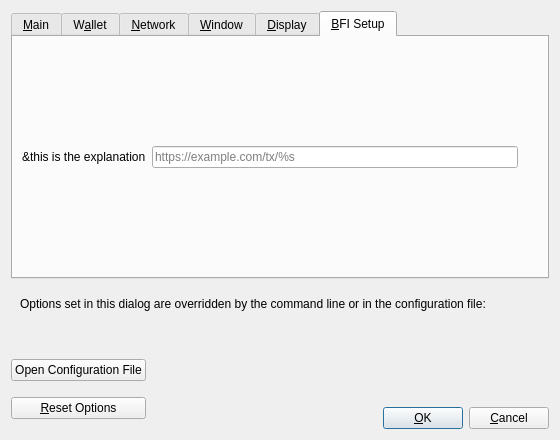
Before: the Qt Designer form src/qt/forms/optionsdialog.ui in VeriBlock/b, drawn with Qt 5.
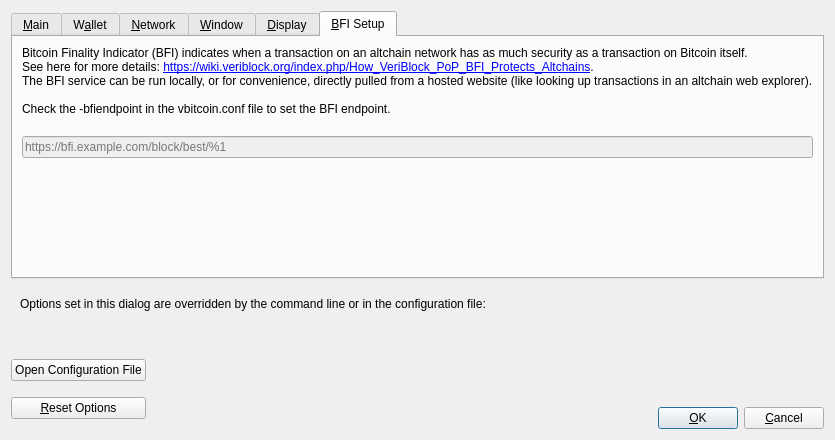
After: the same form once the commit is applied. The open tabs and pages were chosen to show the change. Custom widgets are drawn as their Qt base class.

Patch:
```diff
--- a/src/qt/forms/optionsdialog.ui
+++ b/src/qt/forms/optionsdialog.ui
@@ -716,15 +716,20 @@
       </attribute>
       <layout class="QVBoxLayout" name="verticalLayout_BFI">
        
-	    <item>
-        <layout class="QHBoxLayout" name="horizontalLayout_BFI">
-         <item>
+	<item>
           <widget class="QLabel" name="bfiInfoLabel">
            <property name="toolTip">
             <string>........ This is the data tool tip </string>
            </property>
+           <property name="textFormat">
+            <enum>Qt::RichText</enum>
+           </property>
+           <property name="openExternalLinks">
+            <bool>true</bool>
+           </property>
+         
            <property name="text">
-            <string>&amp;this is the explanation</string>
+           <string>Bitcoin Finality Indicator (BFI) indicates when a transaction on an altchain network has as much security as a transaction on Bitcoin itself.&lt;br&gt;See here for more details: &lt;a href='https://wiki.veriblock.org/index.php/How_VeriBlock_PoP_BFI_Protects_Altchains'&gt;https://wiki.veriblock.org/index.php/How_VeriBlock_PoP_BFI_Protects_Altchains&lt;/a&gt;.&lt;br&gt;The BFI service can be run locally, or for convenience, directly pulled from a hosted website (like looking up transactions in an altchain web explorer).&lt;br&gt;&lt;br&gt;Check the -bfiendpoint in the vbitcoin.conf file to set the BFI endpoint.&lt;br&gt;</string>
            </property>
            
           </widget>
@@ -735,7 +740,11 @@
             <string>... tool tip </string>
            </property>
            <property name="placeholderText">
-            <string notr="true">https://example.com/tx/%s</string>
+            <string notr="true">https://bfi.example.com/block/best/%1</string>
+           </property>
+           
+           <property name="enabled">
+            <bool>false</bool>
            </property>
           </widget>
          </item>
@@ -754,8 +763,6 @@
         </spacer>
        </item>
       </layout>
-	  </item>
-	  </layout>
      </widget>
      
     </widget>
```
Left out of the diff: 4 changed lines with no effect on the pictures.
